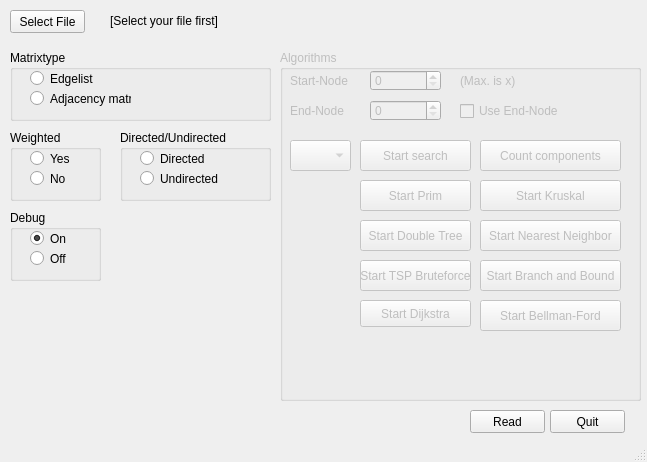
Old version of the form mainwindow.ui in the repository FNicolai/MMI.
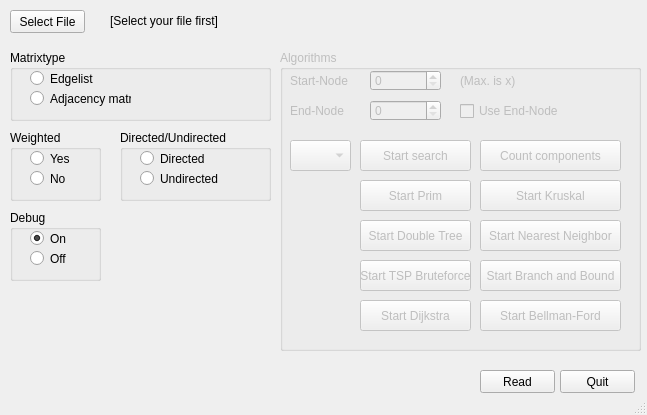
New version of the form.

Commit message: GUI: Bringing back lost code + Small optimizations

```diff
--- a/mainwindow.ui
+++ b/mainwindow.ui
@@ -7,7 +7,7 @@
     <x>0</x>
     <y>0</y>
     <width>647</width>
-    <height>462</height>
+    <height>415</height>
    </rect>
   </property>
   <property name="windowTitle">
@@ -59,8 +59,8 @@
     </property>
     <property name="geometry">
      <rect>
-      <x>470</x>
-      <y>410</y>
+      <x>480</x>
+      <y>370</y>
       <width>75</width>
       <height>23</height>
      </rect>
@@ -165,8 +165,8 @@
    <widget class="QPushButton" name="pushButton_quit">
     <property name="geometry">
      <rect>
-      <x>550</x>
-      <y>410</y>
+      <x>560</x>
+      <y>370</y>
       <width>75</width>
       <height>23</height>
      </rect>
@@ -210,7 +210,7 @@
       <x>280</x>
       <y>50</y>
       <width>361</width>
-      <height>351</height>
+      <height>301</height>
      </rect>
     </property>
     <property name="title">
@@ -378,7 +378,7 @@
        <x>80</x>
        <y>250</y>
        <width>111</width>
-       <height>27</height>
+       <height>31</height>
       </rect>
      </property>
      <property name="text">
```
Left out of the diff: 4 changed lines with no effect on the pictures. The commit also changes 2 other files.
